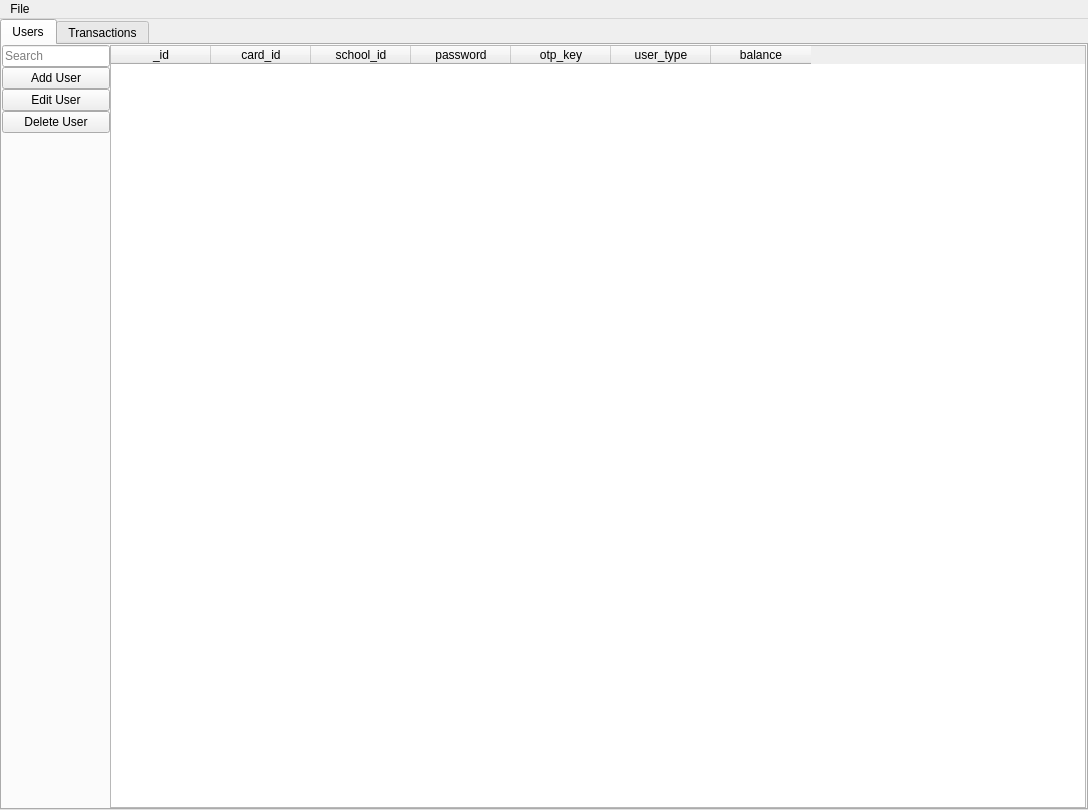
The window that src/windows/ui/ProjectMainWindow.ui (1icolo/AUPay) describes before a commit, drawn with Qt 5.
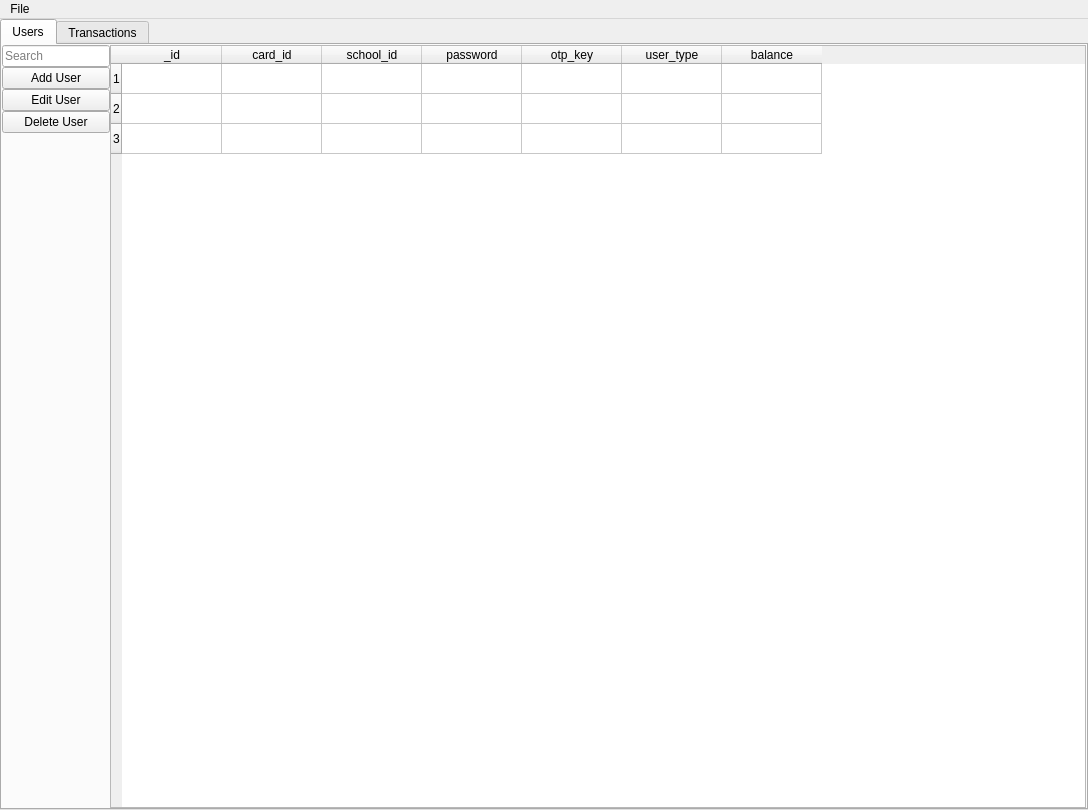
The same window after the commit. The open tabs and pages were chosen to show the change. Icons and pictures are not drawn.

Diff of the .ui file:
```diff
--- a/src/windows/ui/ProjectMainWindow.ui
+++ b/src/windows/ui/ProjectMainWindow.ui
@@ -1405,6 +1405,30 @@
                 <verstretch>0</verstretch>
                </sizepolicy>
               </property>
+              <property name="editTriggers">
+               <set>QAbstractItemView::NoEditTriggers</set>
+              </property>
+              <property name="selectionMode">
+               <enum>QAbstractItemView::SingleSelection</enum>
+              </property>
+              <property name="selectionBehavior">
+               <enum>QAbstractItemView::SelectRows</enum>
+              </property>
+              <row>
+               <property name="text">
+                <string>1</string>
+               </property>
+              </row>
+              <row>
+               <property name="text">
+                <string>2</string>
+               </property>
+              </row>
+              <row>
+               <property name="text">
+                <string>3</string>
+               </property>
+              </row>
               <column>
                <property name="text">
                 <string>_id</string>
@@ -1440,6 +1464,11 @@
                 <string>balance</string>
                </property>
               </column>
+              <item row="0" column="0">
+               <property name="text">
+                <string/>
+               </property>
+              </item>
              </widget>
             </item>
            </layout>
```
Left out of the diff: 144 changed lines with no effect on the pictures.
